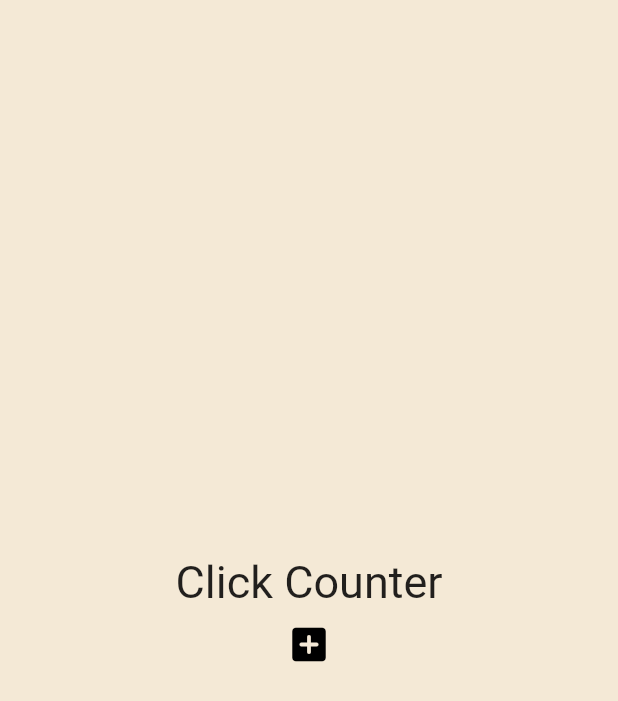
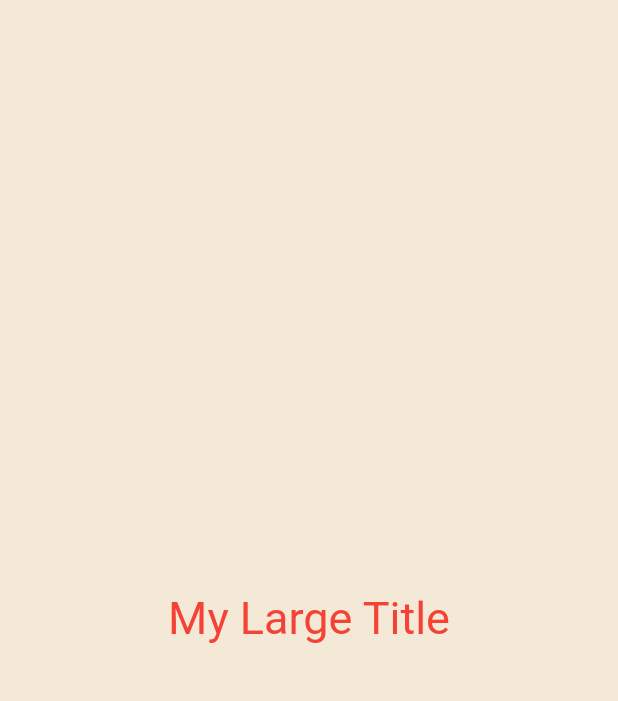
Before and after one commit to June222/Attention_APP_Project, a Flutter app: the screen it shows after launch, on a phone screen of 412 x 824 dp. Shown: the top 701 px of the screen. Run offline on Flutter 3.47's test engine with Material 2 defaults, Android fonts, the phone set to English and light mode, and no system bars.

Commit message:
#4.3 BuildContext 코드: Theme 설정 및 사용

```diff
--- a/toonflix/lib/main.dart
+++ b/toonflix/lib/main.dart
@@ -31,6 +31,8 @@
 
 import "package:flutter/material.dart";
 
+import 'widgets/mylargetitle.dart';
+
 void main() {
   runApp(const App());
 }
@@ -43,41 +45,31 @@ class App extends StatefulWidget {
 }
 
 class _AppState extends State<App> {
-  List<int> numbers = [];
-
   void onClicked() {
-    setState(() {
-      numbers.add(numbers.length);
-    });
+    setState(() {});
   }
 
   @override
   Widget build(BuildContext context) {
     return MaterialApp(
+      theme: ThemeData(
+        textTheme: const TextTheme(
+          titleLarge: TextStyle(
+            color: Colors.red,
+          ),
+        ),
+      ),
       home: Scaffold(
         backgroundColor: const Color(0xFFF4E9D6),
         body: Center(
           child: Column(
             mainAxisAlignment: MainAxisAlignment.center,
-          children: [
-            const Text(
-              "Click Counter",
-              style: TextStyle(
-                fontSize: 30,
-              ),
-            ),
-            for (var n in numbers) Text("$n"),
-            IconButton(
-              onPressed: onClicked,
-              icon: const Icon(
-                Icons.add_box_rounded,
-                size: 30,
-                color: Colors.black,
-              ),
-            )
+            children: const [
+              MyLargeTitle(),
             ],
           ),
         ),
-    ));
+      ),
+    );
   }
 }
--- /dev/null
+++ b/toonflix/lib/widgets/mylargetitle.dart
@@ -0,0 +1,16 @@
+import 'package:flutter/material.dart';
+
+class MyLargeTitle extends StatelessWidget {
+  const MyLargeTitle({super.key});
+
+  @override
+  Widget build(BuildContext context) {
+    return Text(
+      "My Large Title",
+      style: TextStyle(
+        color: Theme.of(context).textTheme.titleLarge?.color,
+        fontSize: 30,
+      ),
+    );
+  }
+}
```
Lines whose indentation alone changed are shown as unchanged.
